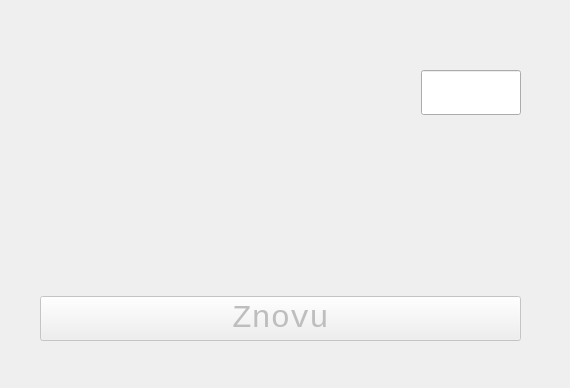
Old version of the form math_practice/math_practice.ui in the repository mprevorovsky/learning.
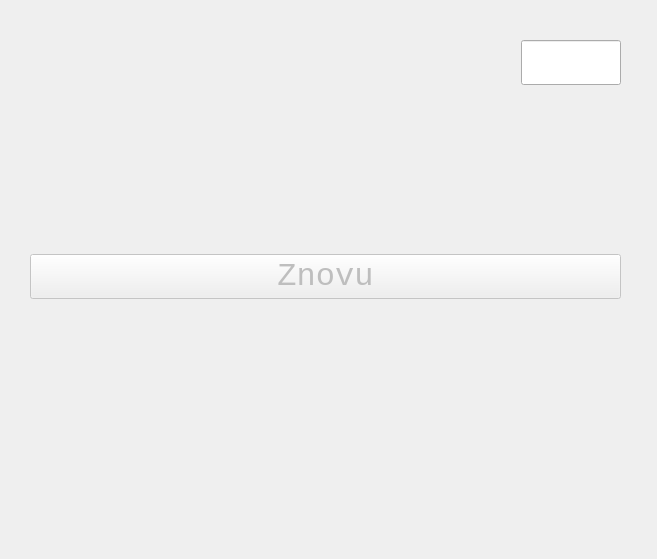
New version of the form.

Commit message: Math - added overall score

What changed in the file:
```diff
--- a/math_practice/math_practice.ui
+++ b/math_practice/math_practice.ui
@@ -6,8 +6,8 @@
    <rect>
     <x>0</x>
     <y>0</y>
-    <width>570</width>
-    <height>388</height>
+    <width>657</width>
+    <height>559</height>
    </rect>
   </property>
   <property name="sizePolicy">
@@ -22,10 +22,10 @@
   <widget class="QWidget" name="gridLayoutWidget">
    <property name="geometry">
     <rect>
-     <x>40</x>
-     <y>70</y>
-     <width>481</width>
-     <height>271</height>
+     <x>30</x>
+     <y>40</y>
+     <width>591</width>
+     <height>421</height>
     </rect>
    </property>
    <property name="font">
@@ -57,6 +57,9 @@
       <property name="text">
        <string/>
       </property>
+      <property name="alignment">
+       <set>Qt::AlignRight|Qt::AlignTrailing|Qt::AlignVCenter</set>
+      </property>
      </widget>
     </item>
     <item row="1" column="0" colspan="2">
@@ -103,6 +106,25 @@
       </property>
      </widget>
     </item>
+    <item row="4" column="0" colspan="2">
+     <widget class="QLabel" name="label_overall_score">
+      <property name="font">
+       <font>
+        <family>Monospace</family>
+        <pointsize>16</pointsize>
+        <weight>50</weight>
+        <italic>false</italic>
+        <bold>false</bold>
+       </font>
+      </property>
+      <property name="text">
+       <string/>
+      </property>
+      <property name="alignment">
+       <set>Qt::AlignCenter</set>
+      </property>
+     </widget>
+    </item>
     <item row="2" column="0" colspan="2">
      <widget class="QPushButton" name="pushButton_again">
       <property name="enabled">
```
The commit also changes 1 other file.
